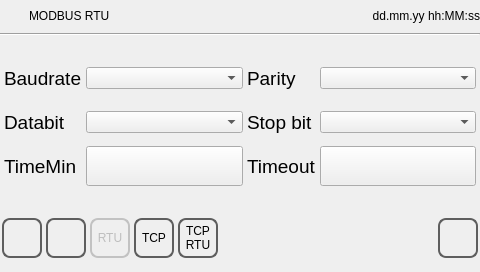
This is qt_templates/ATCM-template-project/commpar_rtu.ui in MECTsrl/mect_plugins as Qt 5 draws it before an edit. The edited form follows.
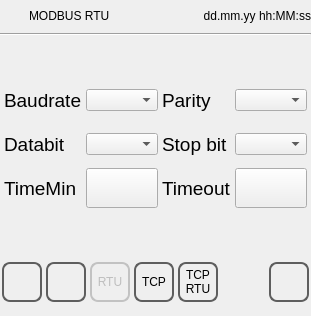
This is the edited form. Icons and pictures are not drawn.

Patch:
```diff
--- a/qt_templates/ATCM-template-project/commpar_rtu.ui
+++ b/qt_templates/ATCM-template-project/commpar_rtu.ui
@@ -6,8 +6,7 @@
    <rect>
     <x>0</x>
     <y>0</y>
-    <width>480</width>
-    <height>272</height>
+    %Model%
    </rect>
   </property>
   <property name="minimumSize">
```
